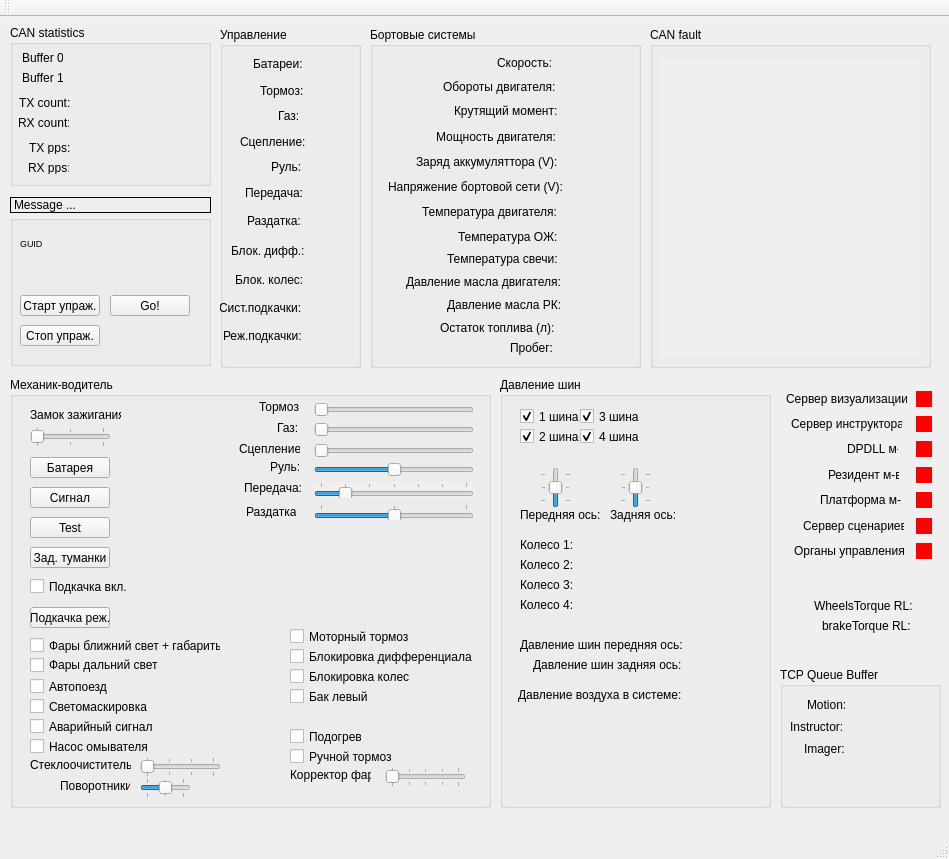
Above: SRC/COBRA2_mainwindow.ui from ButenArt/Cobra_II before the change. Below: the same form after it.
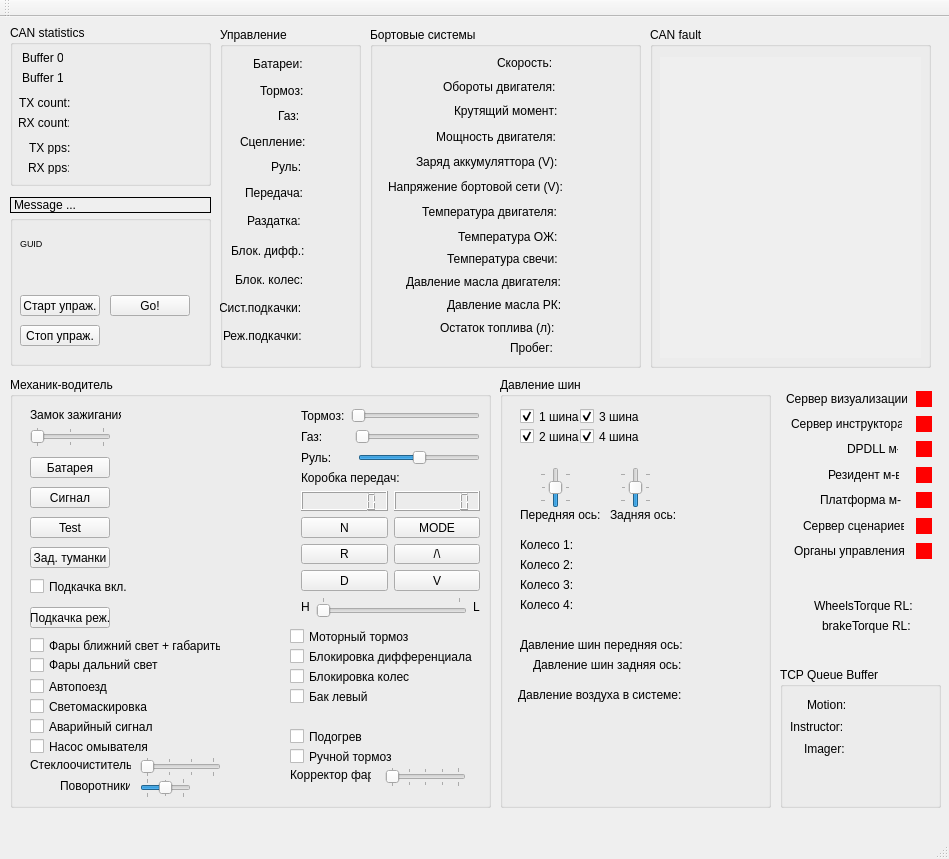
That is the form after the change.

Commit message: Превел вектора в порядок, сделал в ui новую КП, функционала пока нет

Diff of the .ui file:
```diff
--- a/SRC/COBRA2_mainwindow.ui
+++ b/SRC/COBRA2_mainwindow.ui
@@ -132,213 +132,6 @@
     <property name="checkable">
      <bool>false</bool>
     </property>
-    <widget class="QSlider" name="GasSlider">
-     <property name="geometry">
-      <rect>
-       <x>304</x>
-       <y>45</y>
-       <width>160</width>
-       <height>16</height>
-      </rect>
-     </property>
-     <property name="mouseTracking">
-      <bool>true</bool>
-     </property>
-     <property name="orientation">
-      <enum>Qt::Horizontal</enum>
-     </property>
-    </widget>
-    <widget class="QSlider" name="GearSlider">
-     <property name="geometry">
-      <rect>
-       <x>304</x>
-       <y>105</y>
-       <width>160</width>
-       <height>16</height>
-      </rect>
-     </property>
-     <property name="mouseTracking">
-      <bool>true</bool>
-     </property>
-     <property name="autoFillBackground">
-      <bool>true</bool>
-     </property>
-     <property name="minimum">
-      <number>-1</number>
-     </property>
-     <property name="maximum">
-      <number>5</number>
-     </property>
-     <property name="value">
-      <number>0</number>
-     </property>
-     <property name="tracking">
-      <bool>true</bool>
-     </property>
-     <property name="orientation">
-      <enum>Qt::Horizontal</enum>
-     </property>
-     <property name="tickPosition">
-      <enum>QSlider::TicksAbove</enum>
-     </property>
-    </widget>
-    <widget class="QLabel" name="lblSteering">
-     <property name="geometry">
-      <rect>
-       <x>260</x>
-       <y>82</y>
-       <width>31</width>
-       <height>16</height>
-      </rect>
-     </property>
-     <property name="text">
-      <string>Руль:</string>
-     </property>
-    </widget>
-    <widget class="QLabel" name="lblGas">
-     <property name="geometry">
-      <rect>
-       <x>267</x>
-       <y>43</y>
-       <width>21</width>
-       <height>16</height>
-      </rect>
-     </property>
-     <property name="text">
-      <string>Газ:</string>
-     </property>
-    </widget>
-    <widget class="QSlider" name="BrakeSlider">
-     <property name="geometry">
-      <rect>
-       <x>304</x>
-       <y>25</y>
-       <width>160</width>
-       <height>16</height>
-      </rect>
-     </property>
-     <property name="mouseTracking">
-      <bool>true</bool>
-     </property>
-     <property name="statusTip">
-      <string/>
-     </property>
-     <property name="whatsThis">
-      <string/>
-     </property>
-     <property name="orientation">
-      <enum>Qt::Horizontal</enum>
-     </property>
-    </widget>
-    <widget class="QLabel" name="lblBrake">
-     <property name="geometry">
-      <rect>
-       <x>249</x>
-       <y>22</y>
-       <width>41</width>
-       <height>16</height>
-      </rect>
-     </property>
-     <property name="text">
-      <string>Тормоз:</string>
-     </property>
-    </widget>
-    <widget class="QLabel" name="lblGear">
-     <property name="geometry">
-      <rect>
-       <x>234</x>
-       <y>103</y>
-       <width>61</width>
-       <height>16</height>
-      </rect>
-     </property>
-     <property name="text">
-      <string>Передача:</string>
-     </property>
-    </widget>
-    <widget class="QSlider" name="SteeringSlider">
-     <property name="geometry">
-      <rect>
-       <x>304</x>
-       <y>85</y>
-       <width>160</width>
-       <height>16</height>
-      </rect>
-     </property>
-     <property name="mouseTracking">
-      <bool>true</bool>
-     </property>
-     <property name="value">
-      <number>50</number>
-     </property>
-     <property name="orientation">
-      <enum>Qt::Horizontal</enum>
-     </property>
-    </widget>
-    <widget class="QLabel" name="lblCoupling">
-     <property name="geometry">
-      <rect>
-       <x>229</x>
-       <y>64</y>
-       <width>61</width>
-       <height>16</height>
-      </rect>
-     </property>
-     <property name="text">
-      <string>Сцепление:</string>
-     </property>
-    </widget>
-    <widget class="QSlider" name="CouplingSlider">
-     <property name="geometry">
-      <rect>
-       <x>304</x>
-       <y>66</y>
-       <width>160</width>
-       <height>16</height>
-      </rect>
-     </property>
-     <property name="orientation">
-      <enum>Qt::Horizontal</enum>
-     </property>
-    </widget>
-    <widget class="QSlider" name="TransferGearSlider">
-     <property name="geometry">
-      <rect>
-       <x>304</x>
-       <y>127</y>
-       <width>160</width>
-       <height>16</height>
-      </rect>
-     </property>
-     <property name="minimum">
-      <number>-1</number>
-     </property>
-     <property name="maximum">
-      <number>1</number>
-     </property>
-     <property name="value">
-      <number>0</number>
-     </property>
-     <property name="orientation">
-      <enum>Qt::Horizontal</enum>
-     </property>
-     <property name="tickPosition">
-      <enum>QSlider::TicksAbove</enum>
-     </property>
-    </widget>
-    <widget class="QLabel" name="lblTransferGear">
-     <property name="geometry">
-      <rect>
-       <x>236</x>
-       <y>128</y>
-       <width>50</width>
-       <height>13</height>
-      </rect>
-     </property>
-     <property name="text">
-      <string>Раздатка:</string>
-     </property>
-    </widget>
     <widget class="QPushButton" name="BatteryButton">
      <property name="geometry">
       <rect>
@@ -722,6 +515,214 @@
       <enum>QSlider::TicksBothSides</enum>
      </property>
     </widget>
+    <widget class="QWidget" name="">
+     <property name="geometry">
+      <rect>
+       <x>280</x>
+       <y>20</y>
+       <width>201</width>
+       <height>231</height>
+      </rect>
+     </property>
+     <layout class="QVBoxLayout" name="verticalLayout_3">
+      <item>
+       <layout class="QVBoxLayout" name="verticalLayout_2">
+        <item>
+         <layout class="QHBoxLayout" name="horizontalLayout_8">
+          <item>
+           <widget class="QLabel" name="lblBrake">
+            <property name="text">
+             <string>Тормоз:</string>
+            </property>
+           </widget>
+          </item>
+          <item>
+           <widget class="QSlider" name="BrakeSlider">
+            <property name="mouseTracking">
+             <bool>true</bool>
+            </property>
+            <property name="statusTip">
+             <string/>
+            </property>
+            <property name="whatsThis">
+             <string/>
+            </property>
+            <property name="orientation">
+             <enum>Qt::Horizontal</enum>
+            </property>
+           </widget>
+          </item>
+         </layout>
+        </item>
+        <item>
+         <layout class="QHBoxLayout" name="horizontalLayout_7">
+          <item>
+           <widget class="QLabel" name="lblGas">
+            <property name="text">
+             <string>Газ:        </string>
+            </property>
+           </widget>
+          </item>
+          <item>
+           <widget class="QSlider" name="GasSlider">
+            <property name="mouseTracking">
+             <bool>true</bool>
+            </property>
+            <property name="orientation">
+             <enum>Qt::Horizontal</enum>
+            </property>
+           </widget>
+          </item>
+         </layout>
+        </item>
+        <item>
+         <layout class="QHBoxLayout" name="horizontalLayout_6">
+          <item>
+           <widget class="QLabel" name="lblSteering">
+            <property name="text">
+             <string>Руль:      </string>
+            </property>
+           </widget>
+          </item>
+          <item>
+           <widget class="QSlider" name="SteeringSlider">
+            <property name="mouseTracking">
+             <bool>true</bool>
+            </property>
+            <property name="value">
+             <number>50</number>
+            </property>
+            <property name="orientation">
+             <enum>Qt::Horizontal</enum>
+            </property>
+           </widget>
+          </item>
+         </layout>
+        </item>
+       </layout>
+      </item>
+      <item>
+       <layout class="QVBoxLayout" name="verticalLayout">
+        <item>
+         <widget class="QLabel" name="lblGear">
+          <property name="text">
+           <string>Коробка передач:</string>
+          </property>
+         </widget>
+        </item>
+        <item>
+         <layout class="QHBoxLayout" name="horizontalLayout_5">
+          <item>
+           <widget class="QLCDNumber" name="lcdNumberCoupling">
+            <property name="digitCount">
+             <number>7</number>
+            </property>
+           </widget>
+          </item>
+          <item>
+           <widget class="QLCDNumber" name="lcdNumberMaxCoupling">
+            <property name="digitCount">
+             <number>7</number>
+            </property>
+           </widget>
+          </item>
+         </layout>
+        </item>
+        <item>
+         <layout class="QHBoxLayout" name="horizontalLayout_4">
+          <item>
+           <widget class="QPushButton" name="BatteryButton_7">
+            <property name="text">
+             <string>N</string>
+            </property>
+           </widget>
+          </item>
+          <item>
+           <widget class="QPushButton" name="BatteryButton_2">
+            <property name="text">
+             <string>MODE</string>
+            </property>
+           </widget>
+          </item>
+         </layout>
+        </item>
+        <item>
+         <layout class="QHBoxLayout" name="horizontalLayout_3">
+          <item>
+           <widget class="QPushButton" name="BatteryButton_6">
+            <property name="text">
+             <string>R</string>
+            </property>
+           </widget>
+          </item>
+          <item>
+           <widget class="QPushButton" name="BatteryButton_3">
+            <property name="text">
+             <string>/\</string>
+            </property>
+           </widget>
+          </item>
+         </layout>
+        </item>
+        <item>
+         <layout class="QHBoxLayout" name="horizontalLayout_2">
+          <item>
+           <widget class="QPushButton" name="BatteryButton_5">
+            <property name="text">
+             <string>D</string>
+            </property>
+           </widget>
+          </item>
+          <item>
+           <widget class="QPushButton" name="BatteryButton_4">
+            <property name="text">
+             <string>V</string>
+            </property>
+           </widget>
+          </item>
+         </layout>
+        </item>
+        <item>
+         <layout class="QHBoxLayout" name="horizontalLayout">
+          <item>
+           <widget class="QLabel" name="lblTransferGear">
+            <property name="text">
+             <string>H</string>
+            </property>
+           </widget>
+          </item>
+          <item>
+           <widget class="QSlider" name="TransferGearSlider">
+            <property name="minimum">
+             <number>0</number>
+            </property>
+            <property name="maximum">
+             <number>1</number>
+            </property>
+            <property name="value">
+             <number>0</number>
+            </property>
+            <property name="orientation">
+             <enum>Qt::Horizontal</enum>
+            </property>
+            <property name="tickPosition">
+             <enum>QSlider::TicksAbove</enum>
+            </property>
+           </widget>
+          </item>
+          <item>
+           <widget class="QLabel" name="lblTransferGear_2">
+            <property name="text">
+             <string>L</string>
+            </property>
+           </widget>
+          </item>
+         </layout>
+        </item>
+       </layout>
+      </item>
+     </layout>
+    </widget>
    </widget>
    <widget class="QGroupBox" name="EngineParamsGB">
     <property name="geometry">
```
The commit also changes 7 other files.
